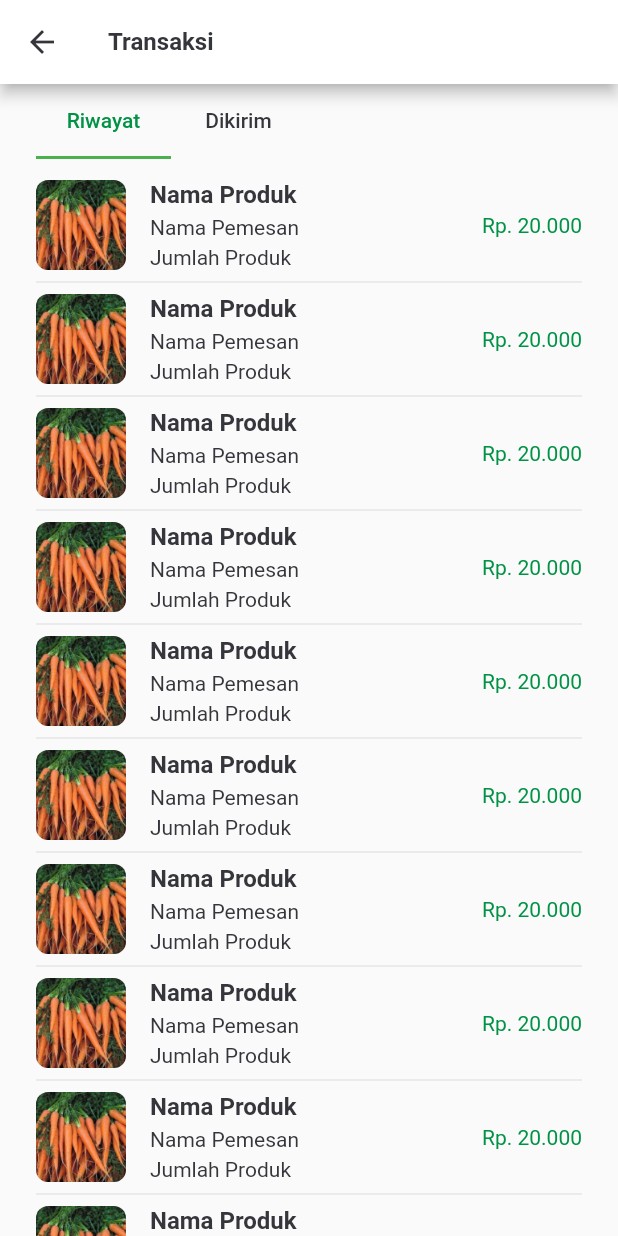
After one commit to Akbarrzql/KangSayur-Seller, a Flutter app: the screen it shows after launch, after a tap on "Transaksi", on a phone screen of 412 x 824 dp. The commit adds this screen. Run offline on Flutter 3.47's test engine with Material 2 defaults, Android fonts, the phone set to English and light mode, and no system bars; our stand-ins replace animated_splash_screen, currency_text_input_formatter, flutter_map, flutter_svg, geocoding, google_fonts and 4 more; project files that could hold a hidden picture were left out.

Commit message:
style [AR]: add style transaksi

```diff
--- a/lib/ui/bottom_navigation/item/profile.dart
+++ b/lib/ui/bottom_navigation/item/profile.dart
@@ -2,6 +2,7 @@ import 'package:flutter/material.dart';
 import 'package:flutter_svg/flutter_svg.dart';
 import 'package:kangsayur_seller/common/color_value.dart';
 import 'package:kangsayur_seller/ui/profile/option_profile.dart';
+import 'package:kangsayur_seller/ui/transaksi/transaksi.dart';
 import 'package:kangsayur_seller/ui/widget/main_button.dart';
 
 import '../../profile/inbox.dart';
@@ -104,7 +105,9 @@ class _ProfilePageState extends State<ProfilePage> {
                             const SizedBox(height: 40,),
                             Row(
                               children: [
-                                KategoriProfile("Transaksi", "assets/svg/pembayaran.svg"),
+                                KategoriProfile("Transaksi", "assets/svg/pembayaran.svg", onTap: (){
+                                  Navigator.push(context, MaterialPageRoute(builder: (context) => const TranskasiPage()));
+                                }),
                                 const SizedBox(width: 50,),
                                 KategoriProfile("Promo", "assets/svg/promo_profile.svg"),
                                 const SizedBox(width: 50,),
--- /dev/null
+++ b/lib/ui/transaksi/item_transaksi/ongoing.dart
@@ -0,0 +1,20 @@
+import 'package:flutter/material.dart';
+
+class OngoingPage extends StatefulWidget {
+  const OngoingPage({Key? key}) : super(key: key);
+
+  @override
+  State<OngoingPage> createState() => _OngoingPageState();
+}
+
+class _OngoingPageState extends State<OngoingPage> {
+  @override
+  Widget build(BuildContext context) {
+    final textTheme = Theme.of(context).textTheme;
+    return Scaffold(
+      body: Center(
+        child: Text('Ongoing'),
+      ),
+    );
+  }
+}
--- /dev/null
+++ b/lib/ui/transaksi/item_transaksi/riwayat.dart
@@ -0,0 +1,91 @@
+import 'package:flutter/material.dart';
+import 'package:kangsayur_seller/common/color_value.dart';
+
+class RiwayatPage extends StatefulWidget {
+  const RiwayatPage({Key? key}) : super(key: key);
+
+  @override
+  State<RiwayatPage> createState() => _RiwayatPageState();
+}
+
+class _RiwayatPageState extends State<RiwayatPage> {
+  @override
+  Widget build(BuildContext context) {
+    final textTheme = Theme.of(context).textTheme;
+    return Scaffold(
+      body: ListView.builder(
+        padding: const EdgeInsets.symmetric(vertical: 14),
+        physics: const BouncingScrollPhysics(),
+        itemCount: 25,
+        itemBuilder: (context, index) {
+          return InkWell(
+            onTap: () {},
+            child: Column(
+              children: [
+                Row(
+                  children: [
+                    Container(
+                      height: 60,
+                      width: 60,
+                      child: ClipRRect(
+                        borderRadius: BorderRadius.circular(8),
+                        child: Image.asset(
+                          'assets/images/wortel.png',
+                          fit: BoxFit.cover,
+                        ),
+                      ),
+                    ),
+                    const SizedBox(width: 16),
+                    Expanded(
+                      child: Column(
+                        crossAxisAlignment: CrossAxisAlignment.start,
+                        children: [
+                          Text(
+                            "Nama Produk",
+                            style: textTheme.headline6!.copyWith(
+                              color: ColorValue.neutralColor,
+                              fontSize: 16,
+                              fontWeight: FontWeight.w700,
+                            ),
+                          ),
+                          const SizedBox(height: 4),
+                          Text(
+                            "Nama Pemesan",
+                            style: textTheme.headline6!.copyWith(
+                              color: ColorValue.neutralColor,
+                              fontSize: 14,
+                              fontWeight: FontWeight.w400,
+                            ),
+                          ),
+                          const SizedBox(height: 4),
+                          Text(
+                            "Jumlah Produk",
+                            style: textTheme.headline6!.copyWith(
+                              color: ColorValue.neutralColor,
+                              fontSize: 14,
+                              fontWeight: FontWeight.w400,
+                            ),
+                          ),
+                        ],
+                      ),
+                    ),
+                    const SizedBox(width: 16),
+                    Text(
+                      "Rp. 20.000",
+                      style: textTheme.headline6!.copyWith(
+                        color: ColorValue.primaryColor,
+                        fontSize: 14,
+                        fontWeight: FontWeight.w400,
+                      ),
+                    ),
+                  ],
+                ),
+                const Divider(),
+              ],
+            ),
+          );
+        },
+      ),
+    );
+  }
+}
--- /dev/null
+++ b/lib/ui/transaksi/transaksi.dart
@@ -0,0 +1,94 @@
+import 'package:flutter/material.dart';
+import 'package:kangsayur_seller/ui/transaksi/item_transaksi/ongoing.dart';
+import 'package:kangsayur_seller/ui/transaksi/item_transaksi/riwayat.dart';
+import '../../common/color_value.dart';
+
+class TranskasiPage extends StatefulWidget {
+  const TranskasiPage({Key? key}) : super(key: key);
+
+  @override
+  State<TranskasiPage> createState() => _TranskasiPageState();
+}
+
+class _TranskasiPageState extends State<TranskasiPage> with SingleTickerProviderStateMixin {
+
+  TabController? _tabController;
+
+  @override
+  void initState() {
+    super.initState();
+    _tabController = TabController(length: 2, vsync: this); // Jumlah tab sesuai kebutuhan Anda
+  }
+
+  @override
+  void dispose() {
+    _tabController?.dispose();
+    super.dispose();
+  }
+
+  @override
+  Widget build(BuildContext context) {
+    final textTheme = Theme.of(context).textTheme;
+    return Scaffold(
+      appBar: AppBar(
+        backgroundColor: Colors.white,
+        title: Text(
+          'Transaksi',
+          style: Theme.of(context).textTheme.headline6!.copyWith(
+            color: ColorValue.neutralColor,
+            fontSize: 16,
+            fontWeight: FontWeight.w700,
+          ),
+        ),
+        leading: IconButton(
+          onPressed: () {
+            Navigator.pop(context);
+          },
+          icon: const Icon(
+            Icons.arrow_back,
+            color: ColorValue.neutralColor,
+          ),
+        ),
+      ),
+      body: SafeArea(
+        child: Padding(
+          padding: const EdgeInsets.symmetric(horizontal: 24),
+          child: Column(
+            crossAxisAlignment: CrossAxisAlignment.start,
+            children: [
+              SizedBox(
+                height: 50, // Ubah tinggi sesuai kebutuhan Anda
+                width: 180,
+                child: AppBar(
+                  elevation: 0, // Menghilangkan bayangan di bawah AppBar
+                  backgroundColor: Colors.transparent, // Menghilangkan background AppBar
+                  flexibleSpace: TabBar(
+                    unselectedLabelColor: ColorValue.neutralColor, // Warna teks tab yang tidak aktif
+                    labelColor: ColorValue.primaryColor, // Warna teks tab yang aktif
+                    controller: _tabController,
+                    tabs: const [
+                      Tab(text: 'Riwayat'),
+                      Tab(text: 'Dikirim'),
+                    ],
+                  ),
+                  automaticallyImplyLeading: false,
+                ),
+              ),
+              Expanded(
+                child: TabBarView(
+                  controller: _tabController,
+                  children: [
+                    // Widget konten untuk Tab 1
+                    RiwayatPage(),
+                    // Widget konten untuk Tab 2
+                    OngoingPage()
+                  ],
+                ),
+              ),
+            ],
+          ),
+        )
+      ),
+    );
+  }
+}
```
